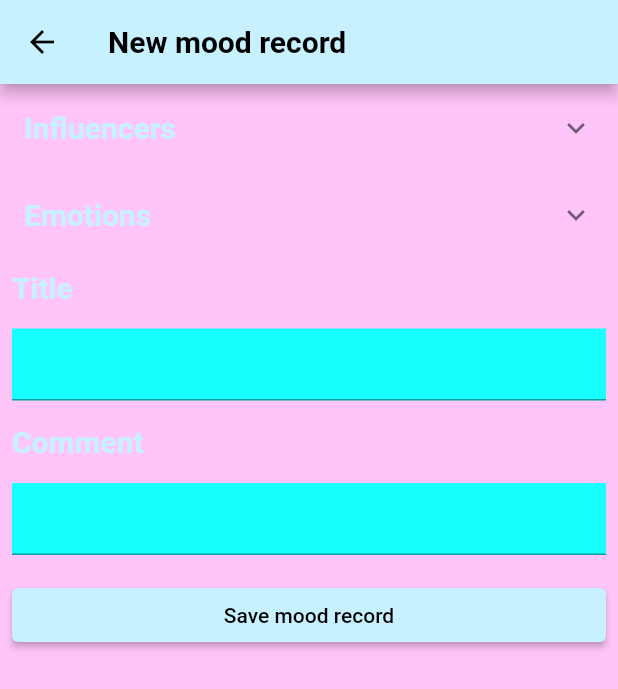
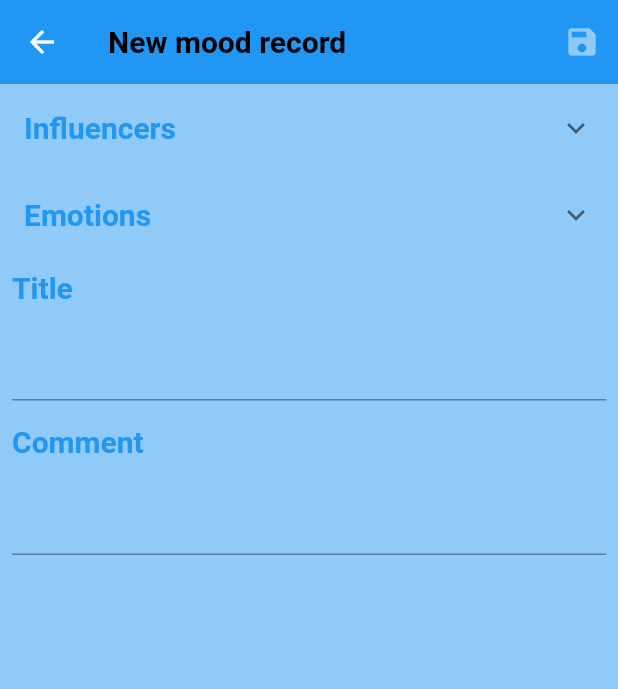
Before and after one commit to dispersik/psychodynamics, a Flutter app: the NewMoodPage screen opened by its route, on a phone screen of 412 x 824 dp. Shown: the top 689 px of the screen. Run offline on Flutter 3.47's test engine with Material 2 defaults, Android fonts, the phone set to English and light mode, and no system bars; our stand-ins replace flutter_bloc.

Commit message:
working on mood features

```diff
--- a/lib/back/entities/influencer.dart
+++ b/lib/back/entities/influencer.dart
@@ -1,4 +1,5 @@
 import 'package:flutter/cupertino.dart';
+import 'package:psychodynamics/back/entities/influencing_feature.dart';
 import 'package:psychodynamics/back/entities/item.dart';
 
 enum InfluencerTypes {
@@ -6,7 +7,8 @@ enum InfluencerTypes {
 }
 
 class Influencer extends Item {
-  Influencer({@required name, @required iconName, this.type})
+  Influencer({@required name, @required iconName, this.type, this.features})
       : super(name: name, iconName: iconName);
   InfluencerTypes type = InfluencerTypes.entity;
+  List<InfluencingFeature> features;
 }
--- a/lib/front/pages/new_mood_page.dart
+++ b/lib/front/pages/new_mood_page.dart
@@ -16,13 +16,23 @@ class _NewMoodPageState extends State<NewMoodPage> {
     return Scaffold(
       backgroundColor: Theme.of(context).backgroundColor,
       appBar: AppBar(
+        // removes shadow
+        elevation: 0,
         title: Text(
           'New mood record',
           style: TextStyle(
               fontSize: 20,
               fontWeight: FontWeight.w700,
-              color: Colors.black/*Theme.of(context).primaryColor*/),
+              color: Colors.black /*Theme.of(context).primaryColor*/),
         ),
+        actions: [
+          IconButton(
+              icon: Icon(
+                Icons.save,
+                color: Theme.of(context).backgroundColor,
+              ),
+              onPressed: () => print('Save button'))
+        ],
       ),
       body: SizedBox.expand(
         child: ListView(
@@ -42,7 +52,7 @@ class _NewMoodPageState extends State<NewMoodPage> {
               children: [
                 Container(
                   width: MediaQuery.of(context).size.width,
-                  height: MediaQuery.of(context).size.height/4,
+                  height: MediaQuery.of(context).size.height / 4,
                   child: GridView.count(
                     // Create a grid with 2 columns. If you change the scrollDirection to
                     // horizontal, this produces 2 rows.
@@ -72,7 +82,7 @@ class _NewMoodPageState extends State<NewMoodPage> {
               children: [
                 Container(
                   width: MediaQuery.of(context).size.width,
-                  height: MediaQuery.of(context).size.height/4,
+                  height: MediaQuery.of(context).size.height / 4,
                   child: GridView.count(
                     // Create a grid with 2 columns. If you change the scrollDirection to
                     // horizontal, this produces 2 rows.
@@ -93,17 +103,18 @@ class _NewMoodPageState extends State<NewMoodPage> {
             ),
             Padding(
               padding: const EdgeInsets.all(8.0),
-              child: Text('Title', style: TextStyle(
-                  fontSize: 20,
-                  fontWeight: FontWeight.w700,
-                  color: Theme.of(context).primaryColor),),
+              child: Text(
+                'Title',
+                style: TextStyle(
+                    fontSize: 20,
+                    fontWeight: FontWeight.w700,
+                    color: Theme.of(context).primaryColor),
+              ),
             ),
             Padding(
               padding: const EdgeInsets.all(8.0),
               child: Container(
-                decoration: BoxDecoration(
-                  color: Colors.cyanAccent
-                ),
+                // decoration: BoxDecoration(color: Colors.cyanAccent),
                 child: TextField(
                   controller: titleController,
                 ),
@@ -111,28 +122,23 @@ class _NewMoodPageState extends State<NewMoodPage> {
             ),
             Padding(
               padding: const EdgeInsets.all(8.0),
-              child: Text('Comment',style: TextStyle(
-                  fontSize: 20,
-                  fontWeight: FontWeight.w700,
-                  color: Theme.of(context).primaryColor),),
+              child: Text(
+                'Comment',
+                style: TextStyle(
+                    fontSize: 20,
+                    fontWeight: FontWeight.w700,
+                    color: Theme.of(context).primaryColor),
+              ),
             ),
             Padding(
               padding: const EdgeInsets.all(8.0),
               child: Container(
-                decoration: BoxDecoration(
-                    color: Colors.cyanAccent
-                ),
+                // decoration: BoxDecoration(color: Colors.cyanAccent),
                 child: TextField(
                   controller: commentController,
                 ),
               ),
             ),
-            Padding(
-              padding: const EdgeInsets.all(8.0),
-              child: ElevatedButton(
-                  onPressed: () => print("save button tap"),
-                  child: Text('Save mood record')),
-            )
           ],
         ),
       ),
--- a/lib/front/ui_helper.dart
+++ b/lib/front/ui_helper.dart
@@ -1,32 +1,41 @@
 import 'package:flutter/material.dart';
 import 'package:flutter/widgets.dart';
 
-Color backgroundColor = Color(0xFFFFC5F8);
+// Color backgroundColor = Color(0xFFFFC5F8);
+//
+// const kBackgroundColor = MaterialColor(0xFFFFC5F8, const <int, Color>{
+//   50: const Color(0xFFFFC5F8),
+//   100: const Color(0xFFFFC5F8),
+//   200: const Color(0xFFFFC5F8),
+//   300: const Color(0xFFFFC5F8),
+//   400: const Color(0xFFFFC5F8),
+//   500: const Color(0xFFFFC5F8),
+//   600: const Color(0xFFFFC5F8),
+//   700: const Color(0xFFFFC5F8),
+//   800: const Color(0xFFFFC5F8),
+//   900: const Color(0xFFFFC5F8),
+// });
+//
+//
+// Color primarySwatch = Color(0xFFC7F1FF);
+//
+// const kPrimarySwatch = MaterialColor(0xFFC7F1FF, const <int, Color>{
+//   50: const Color(0xFFC7F1FF),
+//   100: const Color(0xFFC7F1FF),
+//   200: const Color(0xFFC7F1FF),
+//   300: const Color(0xFFC7F1FF),
+//   400: const Color(0xFFC7F1FF),
+//   500: const Color(0xFFC7F1FF),
+//   600: const Color(0xFFC7F1FF),
+//   700: const Color(0xFFC7F1FF),
+//   800: const Color(0xFFC7F1FF),
+//   900: const Color(0xFFC7F1FF),
+// });
 
-const kBackgroundColor = MaterialColor(0xFFFFC5F8, const <int, Color>{
-  50: const Color(0xFFFFC5F8),
-  100: const Color(0xFFFFC5F8),
-  200: const Color(0xFFFFC5F8),
-  300: const Color(0xFFFFC5F8),
-  400: const Color(0xFFFFC5F8),
-  500: const Color(0xFFFFC5F8),
-  600: const Color(0xFFFFC5F8),
-  700: const Color(0xFFFFC5F8),
-  800: const Color(0xFFFFC5F8),
-  900: const Color(0xFFFFC5F8),
-});
+Color backgroundColor = Colors.white70;
 
-Color primarySwatch = Color(0xFFC7F1FF);
+const kBackgroundColor = Colors.white70;
 
-const kPrimarySwatch = MaterialColor(0xFFC7F1FF, const <int, Color>{
-  50: const Color(0xFFC7F1FF),
-  100: const Color(0xFFC7F1FF),
-  200: const Color(0xFFC7F1FF),
-  300: const Color(0xFFC7F1FF),
-  400: const Color(0xFFC7F1FF),
-  500: const Color(0xFFC7F1FF),
-  600: const Color(0xFFC7F1FF),
-  700: const Color(0xFFC7F1FF),
-  800: const Color(0xFFC7F1FF),
-  900: const Color(0xFFC7F1FF),
-});
+Color primarySwatch = Colors.grey[700];
+
+const kPrimarySwatch = Colors.grey;
--- a/lib/front/widgets/mood_record.dart
+++ /dev/null
@@ -1,7 +0,0 @@
-import 'package:flutter/cupertino.dart';
-
-class MoodRecord extends StatelessWidget {
-  MoodRecord(this.mood);
-
-  final MoodState mood;
-}
--- a/lib/main.dart
+++ b/lib/main.dart
@@ -30,8 +30,8 @@ class MyApp extends StatelessWidget {
     return MaterialApp(
       title: 'Psychodynamics',
       theme: ThemeData(
-        backgroundColor: kBackgroundColor,
-        primarySwatch: kPrimarySwatch,
+        // backgroundColor: kBackgroundColor,
+        // primarySwatch: kPrimarySwatch,
       ),
       home: HomePage(),
       routes: routes,
```
Also changed, not shown: lib/back/entities/activity.dart (+6 -2 lines), lib/back/entities/influencing_feature.dart (added, +8 -0 lines), lib/back/entities/mood_record.dart (added, +58 -0 lines), lib/back/entities/mood_state.dart (deleted, +0 -16 lines), lib/back/entities/person.dart (+6 -2 lines), lib/front/widgets/mood_record_tile.dart (added, +23 -0 lines), lib/front/widgets/sub_pages.dart (added, +50 -0 lines).
